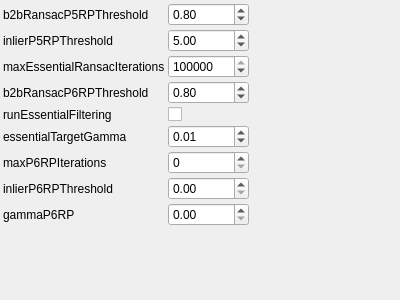
First picture: the form in utils/corestructs/coreWidgets/iterativeReconstructionInitializationParamsControlWidget.ui, repository NickPenkrat/corecvs, before the edit.
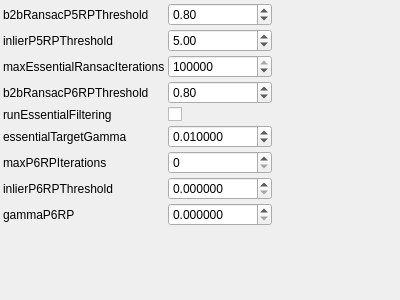
Second picture: the form after the edit.

Commit message: Regenerating with fixed decimals

What changed in the file:
```diff
--- a/utils/corestructs/coreWidgets/iterativeReconstructionInitializationParamsControlWidget.ui
+++ b/utils/corestructs/coreWidgets/iterativeReconstructionInitializationParamsControlWidget.ui
@@ -165,6 +165,9 @@
        <property name="value">
         <double>0.01</double>
        </property>
+       <property name="decimals">
+        <number>6</number>
+       </property>
      </widget>
     </item>
     <item row="6" column="0">
@@ -193,6 +196,9 @@
        <property name="toolTip">
          <string>Inlier threshold for pose estimation using pairwise correspondences</string>
        </property>
+       <property name="decimals">
+        <number>6</number>
+       </property>
      </widget>
     </item>
     <item row="8" column="0">
@@ -207,6 +213,9 @@
        <property name="toolTip">
          <string>Target failure probability for pose estimation</string>
        </property>
+       <property name="decimals">
+        <number>6</number>
+       </property>
      </widget>
     </item>
    <item row="9" column="0">
```
The commit also changes 14 other files.
